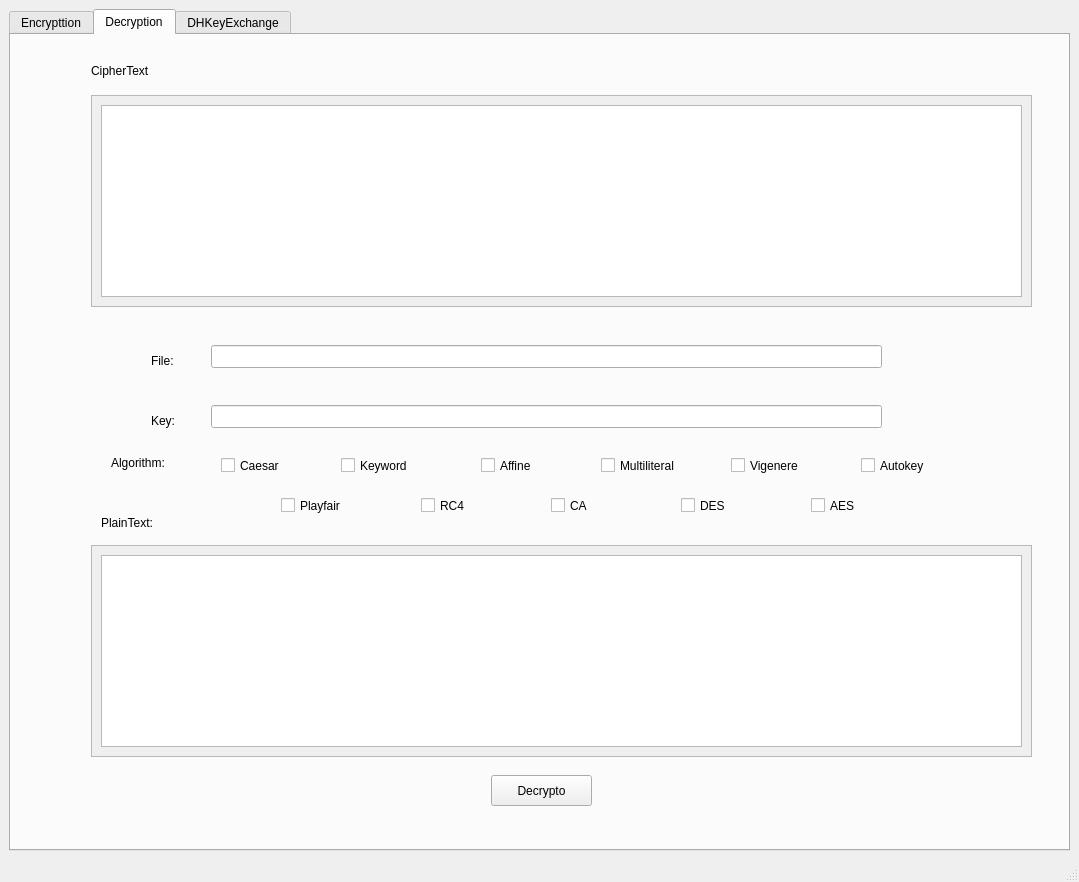
zn66665/CryptoHomework, file src/ui_module/SuperSecurity.ui: the form before one commit.
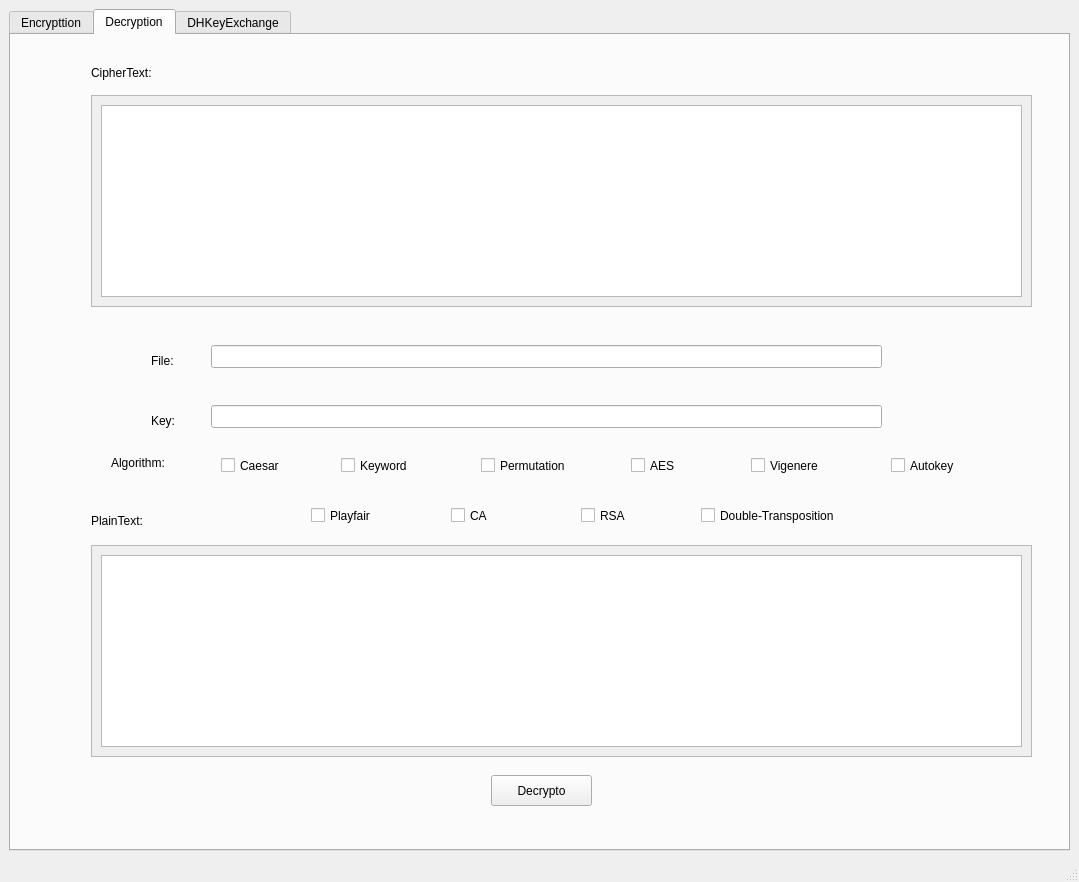
The form after the commit. The open tabs and pages were chosen to show the change.

Patch:
```diff
--- a/src/ui_module/SuperSecurity.ui
+++ b/src/ui_module/SuperSecurity.ui
@@ -18,7 +18,7 @@
     <item>
      <widget class="QTabWidget" name="tabWidget">
       <property name="currentIndex">
-       <number>1</number>
+       <number>0</number>
       </property>
       <widget class="QWidget" name="Encryption_Tab">
        <attribute name="title">
@@ -293,7 +293,7 @@
        <widget class="QCheckBox" name="CA_Box">
         <property name="geometry">
          <rect>
-          <x>380</x>
+          <x>430</x>
           <y>460</y>
           <width>85</width>
           <height>21</height>
@@ -334,20 +334,7 @@
        <attribute name="title">
         <string>Decryption</string>
        </attribute>
-       <widget class="QLabel" name="label_6">
-        <property name="geometry">
-         <rect>
-          <x>80</x>
-          <y>20</y>
-          <width>121</width>
-          <height>31</height>
-         </rect>
-        </property>
-        <property name="text">
-         <string>CipherText</string>
-        </property>
-       </widget>
-       <widget class="QScrollArea" name="scrollArea_3">
+       <widget class="QScrollArea" name="CipherText_scrollArea_2">
         <property name="geometry">
          <rect>
           <x>80</x>
@@ -370,7 +357,7 @@
          </property>
          <layout class="QHBoxLayout" name="horizontalLayout_3">
           <item>
-           <widget class="QPlainTextEdit" name="plainTextEdit_3">
+           <widget class="QPlainTextEdit" name="CiperText_Input">
             <property name="centerOnScroll">
              <bool>false</bool>
             </property>
@@ -379,52 +366,6 @@
          </layout>
         </widget>
        </widget>
-       <widget class="QLabel" name="label_7">
-        <property name="geometry">
-         <rect>
-          <x>140</x>
-          <y>310</y>
-          <width>31</width>
-          <height>31</height>
-         </rect>
-        </property>
-        <property name="text">
-         <string>File:</string>
-        </property>
-       </widget>
-       <widget class="QLineEdit" name="lineEdit_3">
-        <property name="geometry">
-         <rect>
-          <x>200</x>
-          <y>310</y>
-          <width>671</width>
-          <height>23</height>
-         </rect>
-        </property>
-       </widget>
-       <widget class="QLabel" name="label_8">
-        <property name="geometry">
-         <rect>
-          <x>140</x>
-          <y>370</y>
-          <width>31</width>
-          <height>31</height>
-         </rect>
-        </property>
-        <property name="text">
-         <string>Key:</string>
-        </property>
-       </widget>
-       <widget class="QLineEdit" name="lineEdit_4">
-        <property name="geometry">
-         <rect>
-          <x>200</x>
-          <y>370</y>
-          <width>671</width>
-          <height>23</height>
-         </rect>
-        </property>
-       </widget>
        <widget class="QLabel" name="label_9">
         <property name="geometry">
          <rect>
@@ -451,7 +392,7 @@
          <string>Caesar</string>
         </property>
        </widget>
-       <widget class="QCheckBox" name="checkBox_13">
+       <widget class="QCheckBox" name="Keyword_Box_2">
         <property name="geometry">
          <rect>
           <x>330</x>
@@ -464,137 +405,7 @@
          <string>Keyword</string>
         </property>
        </widget>
-       <widget class="QCheckBox" name="checkBox_14">
-        <property name="geometry">
-         <rect>
-          <x>470</x>
-          <y>420</y>
-          <width>85</width>
-          <height>21</height>
-         </rect>
-        </property>
-        <property name="text">
-         <string>Affine</string>
-        </property>
-       </widget>
-       <widget class="QCheckBox" name="checkBox_15">
-        <property name="geometry">
-         <rect>
-          <x>590</x>
-          <y>420</y>
-          <width>85</width>
-          <height>21</height>
-         </rect>
-        </property>
-        <property name="text">
-         <string>Multiliteral</string>
-        </property>
-       </widget>
-       <widget class="QCheckBox" name="checkBox_16">
-        <property name="geometry">
-         <rect>
-          <x>720</x>
-          <y>420</y>
-          <width>85</width>
-          <height>21</height>
-         </rect>
-        </property>
-        <property name="text">
-         <string>Vigenere</string>
-        </property>
-       </widget>
-       <widget class="QCheckBox" name="checkBox_17">
-        <property name="geometry">
-         <rect>
-          <x>850</x>
-          <y>420</y>
-          <width>85</width>
-          <height>21</height>
-         </rect>
-        </property>
-        <property name="text">
-         <string>Autokey </string>
-        </property>
-       </widget>
-       <widget class="QLabel" name="label_10">
-        <property name="geometry">
-         <rect>
-          <x>90</x>
-          <y>480</y>
-          <width>71</width>
-          <height>16</height>
-         </rect>
-        </property>
-        <property name="text">
-         <string>PlainText:</string>
-        </property>
-       </widget>
-       <widget class="QCheckBox" name="checkBox_18">
-        <property name="geometry">
-         <rect>
-          <x>270</x>
-          <y>460</y>
-          <width>85</width>
-          <height>21</height>
-         </rect>
-        </property>
-        <property name="text">
-         <string>Playfair </string>
-        </property>
-       </widget>
-       <widget class="QCheckBox" name="checkBox_19">
-        <property name="geometry">
-         <rect>
-          <x>410</x>
-          <y>460</y>
-          <width>85</width>
-          <height>21</height>
-         </rect>
-        </property>
-        <property name="text">
-         <string>RC4</string>
-        </property>
-       </widget>
-       <widget class="QCheckBox" name="checkBox_39">
-        <property name="geometry">
-         <rect>
-          <x>540</x>
-          <y>460</y>
-          <width>85</width>
-          <height>21</height>
-         </rect>
-        </property>
-        <property name="text">
-         <string>CA </string>
-        </property>
-       </widget>
-       <widget class="QCheckBox" name="checkBox_40">
-        <property name="geometry">
-         <rect>
-          <x>670</x>
-          <y>460</y>
-          <width>85</width>
-          <height>21</height>
-         </rect>
-        </property>
-        <property name="text">
-         <string>DES</string>
-        </property>
-       </widget>
-       <widget class="QCheckBox" name="checkBox_41">
-        <property name="geometry">
-         <rect>
-          <x>800</x>
-          <y>460</y>
-          <width>85</width>
-          <height>21</height>
-         </rect>
-        </property>
-        <property name="text">
-         <string>AES</string>
-        </property>
-       </widget>
-       <widget class="QScrollArea" name="scrollArea_7">
+       <widget class="QScrollArea" name="PlainText_scrollAera">
         <property name="geometry">
          <rect>
           <x>80</x>
@@ -617,7 +428,7 @@
          </property>
          <layout class="QHBoxLayout" name="horizontalLayout_7">
           <item>
-           <widget class="QPlainTextEdit" name="plainTextEdit_7">
+           <widget class="QPlainTextEdit" name="PlainText_Output">
             <property name="readOnly">
              <bool>true</bool>
             </property>
@@ -639,12 +450,188 @@
          <string>Decrypto</string>
         </property>
        </widget>
+       <widget class="QCheckBox" name="Permutation_Box_2">
+        <property name="geometry">
+         <rect>
+          <x>470</x>
+          <y>420</y>
+          <width>111</width>
+          <height>21</height>
+         </rect>
+        </property>
+        <property name="text">
+         <string>Permutation </string>
+        </property>
+       </widget>
+       <widget class="QCheckBox" name="AES_Box_2">
+        <property name="geometry">
+         <rect>
+          <x>620</x>
+          <y>420</y>
+          <width>85</width>
+          <height>21</height>
+         </rect>
+        </property>
+        <property name="text">
+         <string>AES</string>
+        </property>
+       </widget>
+       <widget class="QCheckBox" name="Vigenere_Box_2">
+        <property name="geometry">
+         <rect>
+          <x>740</x>
+          <y>420</y>
+          <width>85</width>
+          <height>21</height>
+         </rect>
+        </property>
+        <property name="text">
+         <string>Vigenere</string>
+        </property>
+       </widget>
+       <widget class="QCheckBox" name="Autokey_Box_2">
+        <property name="geometry">
+         <rect>
+          <x>880</x>
+          <y>420</y>
+          <width>85</width>
+          <height>21</height>
+         </rect>
+        </property>
+        <property name="text">
+         <string>Autokey </string>
+        </property>
+       </widget>
+       <widget class="QCheckBox" name="Playfair_Box_2">
+        <property name="geometry">
+         <rect>
+          <x>300</x>
+          <y>470</y>
+          <width>85</width>
+          <height>21</height>
+         </rect>
+        </property>
+        <property name="text">
+         <string>Playfair </string>
+        </property>
+       </widget>
+       <widget class="QCheckBox" name="CA_Box_2">
+        <property name="geometry">
+         <rect>
+          <x>440</x>
+          <y>470</y>
+          <width>85</width>
+          <height>21</height>
+         </rect>
+        </property>
+        <property name="text">
+         <string>CA </string>
+        </property>
+       </widget>
+       <widget class="QCheckBox" name="RSA_Box_2">
+        <property name="geometry">
+         <rect>
+          <x>570</x>
+          <y>470</y>
+          <width>85</width>
+          <height>21</height>
+         </rect>
+        </property>
+        <property name="text">
+         <string>RSA</string>
+        </property>
+       </widget>
+       <widget class="QCheckBox" name="DoubleTransposition_Box_2">
+        <property name="geometry">
+         <rect>
+          <x>690</x>
+          <y>470</y>
+          <width>151</width>
+          <height>21</height>
+         </rect>
+        </property>
+        <property name="text">
+         <string>Double-Transposition</string>
+        </property>
+       </widget>
+       <widget class="QLabel" name="CipherText_2">
+        <property name="geometry">
+         <rect>
+          <x>80</x>
+          <y>30</y>
+          <width>81</width>
+          <height>16</height>
+         </rect>
+        </property>
+        <property name="text">
+         <string>CipherText:</string>
+        </property>
+       </widget>
+       <widget class="QLabel" name="PlainText_2">
+        <property name="geometry">
+         <rect>
+          <x>80</x>
+          <y>470</y>
+          <width>121</width>
+          <height>31</height>
+         </rect>
+        </property>
+        <property name="text">
+         <string>PlainText:</string>
+        </property>
+       </widget>
+       <widget class="QLabel" name="Flie_2">
+        <property name="geometry">
+         <rect>
+          <x>140</x>
+          <y>310</y>
+          <width>31</width>
+          <height>31</height>
+         </rect>
+        </property>
+        <property name="text">
+         <string>File:</string>
+        </property>
+       </widget>
+       <widget class="QLabel" name="Key_2">
+        <property name="geometry">
+         <rect>
+          <x>140</x>
+          <y>370</y>
+          <width>31</width>
+          <height>31</height>
+         </rect>
+        </property>
+        <property name="text">
+         <string>Key:</string>
+        </property>
+       </widget>
+       <widget class="QLineEdit" name="FilePath_Input_2">
+        <property name="geometry">
+         <rect>
+          <x>200</x>
+          <y>310</y>
+          <width>671</width>
+          <height>23</height>
+         </rect>
+        </property>
+       </widget>
+       <widget class="QLineEdit" name="Key_Input_2">
+        <property name="geometry">
+         <rect>
+          <x>200</x>
+          <y>370</y>
+          <width>671</width>
+          <height>23</height>
+         </rect>
+        </property>
+       </widget>
       </widget>
-      <widget class="QWidget" name="tab_5">
+      <widget class="QWidget" name="DHKeyExchange_Tab">
        <attribute name="title">
         <string>DHKeyExchange</string>
        </attribute>
-       <widget class="QPushButton" name="pushButton_4">
+       <widget class="QPushButton" name="RandomGenerate_Button">
         <property name="geometry">
          <rect>
           <x>40</x>
@@ -654,10 +641,10 @@
          </rect>
         </property>
         <property name="text">
-         <string>RandomGenertate</string>
+         <string>RandomGenerate</string>
         </property>
        </widget>
-       <widget class="QPushButton" name="pushButton_5">
+       <widget class="QPushButton" name="GeneratePubKey_Button">
         <property name="geometry">
          <rect>
           <x>190</x>
@@ -667,10 +654,10 @@
          </rect>
         </property>
         <property name="text">
-         <string>generatePubKey</string>
+         <string>GeneratePubKey</string>
         </property>
        </widget>
-       <widget class="QLabel" name="label_21">
+       <widget class="QLabel" name="p_label">
         <property name="geometry">
          <rect>
           <x>90</x>
@@ -683,7 +670,7 @@
          <string>p:</string>
         </property>
        </widget>
-       <widget class="QLabel" name="label_22">
+       <widget class="QLabel" name="g_label">
         <property name="geometry">
          <rect>
           <x>90</x>
@@ -696,7 +683,7 @@
          <string>g:</string>
         </property>
        </widget>
-       <widget class="QLabel" name="label_23">
+       <widget class="QLabel" name="a_label">
         <property name="geometry">
          <rect>
           <x>90</x>
@@ -709,7 +696,7 @@
          <string>a:</string>
         </property>
        </widget>
-       <widget class="QLineEdit" name="lineEdit_9">
+       <widget class="QLineEdit" name="p_Inputline">
         <property name="geometry">
          <rect>
           <x>170</x>
@@ -719,7 +706,7 @@
          </rect>
         </property>
        </widget>
-       <widget class="QLineEdit" name="lineEdit_10">
+       <widget class="QLineEdit" name="g_Inputline">
         <property name="geometry">
          <rect>
           <x>170</x>
@@ -729,7 +716,7 @@
          </rect>
         </property>
        </widget>
-       <widget class="QLineEdit" name="lineEdit_11">
+       <widget class="QLineEdit" name="a_Inputline">
         <property name="geometry">
          <rect>
           <x>170</x>
@@ -739,7 +726,7 @@
          </rect>
         </property>
        </widget>
-       <widget class="QPlainTextEdit" name="plainTextEdit_8">
+       <widget class="QPlainTextEdit" name="LocalPubKey_Input_2">
         <property name="geometry">
          <rect>
           <x>150</x>
@@ -749,7 +736,7 @@
          </rect>
         </property>
        </widget>
-       <widget class="QPushButton" name="pushButton_7">
+       <widget class="QPushButton" name="SendPubKey_Button">
         <property name="geometry">
          <rect>
           <x>200</x>
@@ -762,7 +749,7 @@
          <string>SendPubKey</string>
         </property>
        </widget>
-       <widget class="QLabel" name="label_25">
+       <widget class="QLabel" name="LocalPubKey_label">
         <property name="geometry">
          <rect>
           <x>50</x>
@@ -775,20 +762,20 @@
          <string>LocalPubKey:</string>
         </property>
        </widget>
-       <widget class="QPushButton" name="pushButton_8">
+       <widget class="QPushButton" name="ConnectRemote_Button">
         <property name="geometry">
          <rect>
           <x>660</x>
           <y>210</y>
-          <width>101</width>
+          <width>121</width>
           <height>31</height>
          </rect>
         </property>
         <property name="text">
-         <string>ConnectServer</string>
+         <string>ConnectRemote</string>
         </property>
        </widget>
-       <widget class="QLineEdit" name="lineEdit_12">
+       <widget class="QLineEdit" name="RemoteAddress_Input">
         <property name="geometry">
          <rect>
           <x>720</x>
@@ -798,7 +785,7 @@
          </rect>
         </property>
        </widget>
-       <widget class="QLineEdit" name="lineEdit_13">
+       <widget class="QLineEdit" name="RemotePort_Input">
         <property name="geometry">
          <rect>
           <x>720</x>
@@ -808,7 +795,7 @@
          </rect>
         </property>
        </widget>
-       <widget class="QLabel" name="label_26">
+       <widget class="QLabel" name="RemoteAddress_label">
         <property name="geometry">
          <rect>
           <x>610</x>
@@ -818,10 +805,10 @@
          </rect>
         </property>
         <property name="text">
-         <string>ServerAddress:</string>
+         <string>RemoteAddress:</string>
         </property>
        </widget>
-       <widget class="QLabel" name="label_27">
+       <widget class="QLabel" name="RemotePort_label">
         <property name="geometry">
          <rect>
           <x>630</x>
@@ -831,10 +818,10 @@
          </rect>
         </property>
         <property name="text">
-         <string>ServerPort:</string>
+         <string>RemotePort:</string>
         </property>
        </widget>
-       <widget class="QLabel" name="label_28">
+       <widget class="QLabel" name="CommunicationLog_label">
         <property name="geometry">
          <rect>
           <x>610</x>
@@ -847,17 +834,17 @@
          <string>CommunicationLog:</string>
         </property>
        </widget>
-       <widget class="QPushButton" name="pushButton_9">
+       <widget class="QPushButton" name="DisconnectRemote_Button">
         <property name="geometry">
          <rect>
-          <x>850</x>
+          <x>840</x>
           <y>210</y>
-          <width>91</width>
+          <width>121</width>
           <height>31</height>
          </rect>
         </property>
         <property name="text">
-         <string>Disconnect</string>
+         <string>DisconnectRemote</string>
         </property>
        </widget>
        <widget class="QScrollArea" name="scrollArea_8">
@@ -883,12 +870,12 @@
          </property>
          <layout class="QHBoxLayout" name="horizontalLayout_8">
           <item>
-           <widget class="QPlainTextEdit" name="plainTextEdit_9"/>
+           <widget class="QPlainTextEdit" name="Log_Output"/>
           </item>
          </layout>
         </widget>
        </widget>
-       <widget class="QLabel" name="label_29">
+       <widget class="QLabel" name="State_label">
         <property name="geometry">
          <rect>
           <x>320</x>
@@ -901,7 +888,7 @@
          <string>State:</string>
         </property>
        </widget>
-       <widget class="QLabel" name="label_30">
+       <widget class="QLabel" name="ListenAddress_label">
         <property name="geometry">
          <rect>
           <x>610</x>
@@ -914,7 +901,7 @@
          <string>ListenAddress:</string>
         </property>
        </widget>
-       <widget class="QLineEdit" name="lineEdit_14">
+       <widget class="QLineEdit" name="ListenAddress_Input">
         <property name="geometry">
          <rect>
           <x>720</x>
@@ -924,7 +911,7 @@
          </rect>
         </property>
        </widget>
-       <widget class="QLabel" name="label_31">
+       <widget class="QLabel" name="ListenPort_label">
         <property name="geometry">
          <rect>
           <x>640</x>
@@ -937,7 +924,7 @@
          <string>ListenPort:</string>
         </property>
        </widget>
-       <widget class="QLineEdit" name="lineEdit_15">
+       <widget class="QLineEdit" name="ListenPort_Input">
         <property name="geometry">
          <rect>
           <x>722</x>
@@ -947,7 +934,7 @@
          </rect>
         </property>
        </widget>
-       <widget class="QPushButton" name="pushButton_10">
+       <widget class="QPushButton" name="StartListen_Button">
         <property name="geometry">
          <rect>
           <x>660</x>
@@ -960,7 +947,7 @@
          <string>StartListening</string>
         </property>
        </widget>
-       <widget class="QPushButton" name="pushButton_11">
+       <widget class="QPushButton" name="StopListen_Button">
         <property name="geometry">
          <rect>
           <x>820</x>
@@ -973,7 +960,7 @@
          <string>StopListening</string>
         </property>
        </widget>
-       <widget class="QLabel" name="label_32">
+       <widget class="QLabel" name="RemotePubKey_label">
         <property name="geometry">
          <rect>
           <x>30</x>
@@ -986,7 +973,7 @@
          <string>RemotePubKey:</string>
         </property>
        </widget>
-       <widget class="QPlainTextEdit" name="plainTextEdit_10">
+       <widget class="QPlainTextEdit" name="RemotePubKey_Input">
         <property name="geometry">
          <rect>
           <x>150</x>
@@ -996,7 +983,7 @@
          </rect>
         </property>
        </widget>
-       <widget class="QLabel" name="label_33">
+       <widget class="QLabel" name="GeneratedKey_label">
         <property name="geometry">
          <rect>
           <x>50</x>
@@ -1009,7 +996,7 @@
          <string>GeneratedKey:</string>
         </property>
        </widget>
-       <widget class="QPlainTextEdit" name="plainTextEdit_11">
+       <widget class="QPlainTextEdit" name="GeneratedPubKey_Output">
         <property name="geometry">
          <rect>
           <x>160</x>
@@ -1019,7 +1006,7 @@
          </rect>
         </property>
        </widget>
-       <widget class="QPushButton" name="pushButton_12">
+       <widget class="QPushButton" name="GenerateKey_Button">
         <property name="geometry">
          <rect>
           <x>200</x>
@@ -1032,7 +1019,7 @@
          <string>GenerateKey</string>
         </property>
        </widget>
-       <widget class="QPushButton" name="pushButton_13">
+       <widget class="QPushButton" name="SendPG_Button">
         <property name="geometry">
          <rect>
           <x>350</x>
```
